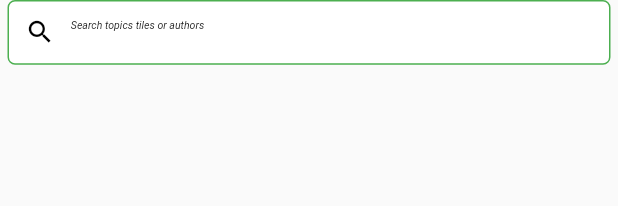
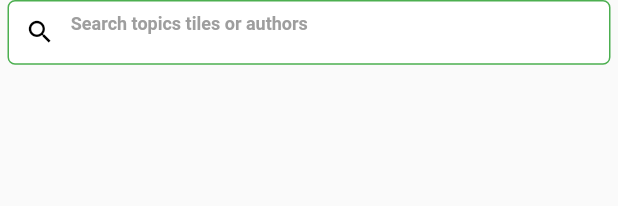
Before and after one commit to dilipbirajadar/firebase_auth_api_bookshop, a Flutter app: the SearchWidget widget shown alone on an empty page, opened directly, on a phone screen of 412 x 824 dp. Shown: the top 206 px of the screen. Run offline on Flutter 3.47's test engine with Material 2 defaults, Android fonts, the phone set to English and light mode, and no system bars; our stand-ins replace getwidget, intl_phone_field, rxdart; network calls fail.

Commit message:
updated list and share of list tile and serach

```diff
--- a/lib/widgets/books_card.dart
+++ b/lib/widgets/books_card.dart
@@ -94,9 +94,10 @@ class _CardWidgetState extends State<CardWidget> {
                           backgroundColor: Colors.green
                         ),
                         onPressed: () { Navigator.pushNamed(context, '/cart'); },
-                        child: Text('Add',
+                        child: Text('ADD',
                           style: TextStyle(
-                              fontSize: 5,
+                              fontSize: 10,
+                              fontWeight: FontWeight.w300
                           ),),
                       ),
 
--- a/lib/widgets/search_bar.dart
+++ b/lib/widgets/search_bar.dart
@@ -49,9 +49,10 @@ class _SearchWidgetState extends State<SearchWidget> {
                   border: InputBorder.none,
                   hintText: 'Search topics tiles or authors',
                   hintStyle: TextStyle(
-                    color: Colors.black,
-                    fontSize: 7,
-                    fontStyle: FontStyle.italic,
+                    color: Colors.grey,
+                    fontSize: 12,
+                    fontWeight: FontWeight.bold,
+                    fontStyle: FontStyle.normal,
                   ),
                 ),
               ))
--- a/lib/widgets/veritcalScrollableList.dart
+++ b/lib/widgets/veritcalScrollableList.dart
@@ -125,9 +125,10 @@ class _VerticalListWidgetState extends State<VerticalListWidget> {
                                         backgroundColor: Colors.green
                                     ),
                                     onPressed: () { Navigator.pushNamed(context, '/cart'); },
-                                    child: Text('Add',
+                                    child: Text('ADD',
                                       style: TextStyle(
-                                        fontSize: 10,
+                                        fontSize: 12,
+                                        fontWeight: FontWeight.w300
                                       ),),
                                   ),
                                 )
```
